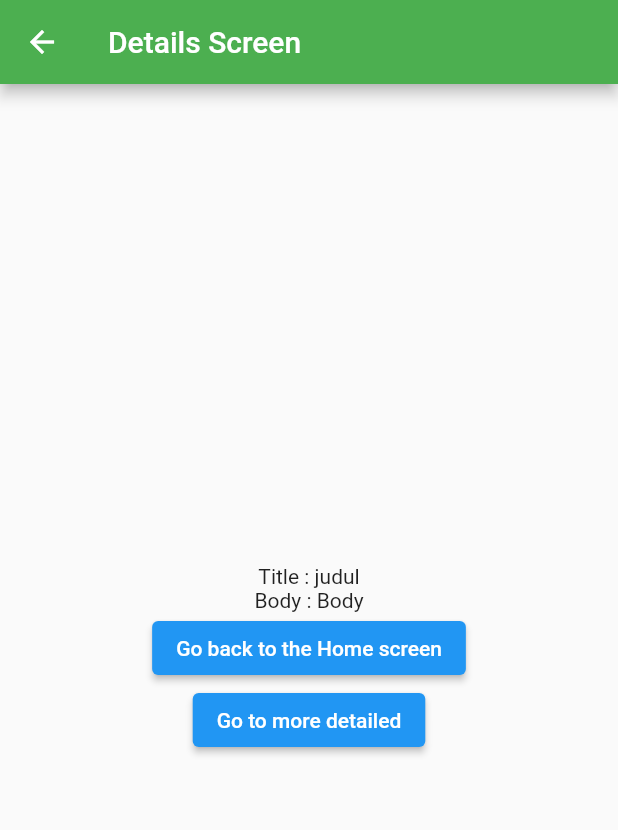
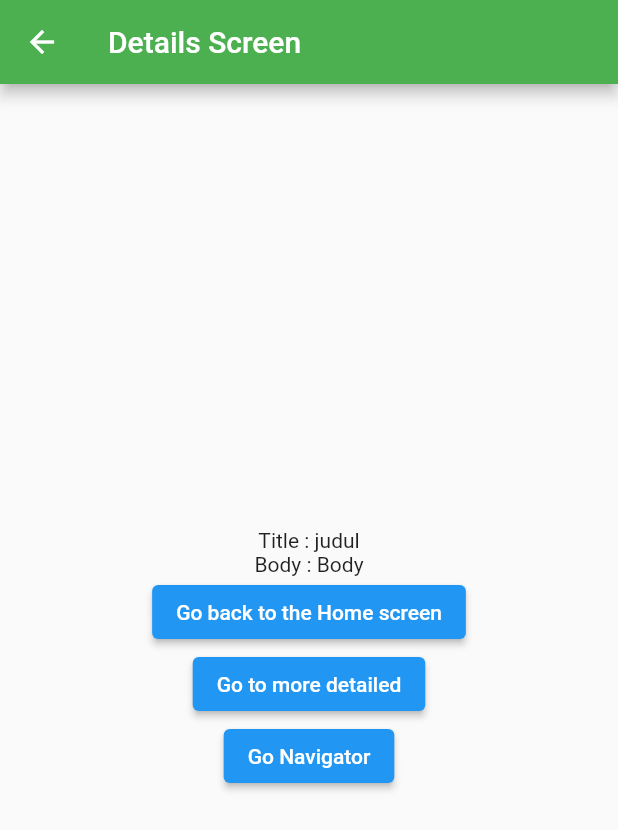
Before and after one commit to Raihanrizalf/go-router, a Flutter app: the screen it shows after launch, after a tap on "Go to the Details screen", on a phone screen of 412 x 824 dp. Shown: the top 830 px of the screen. Run offline on Flutter 3.47's test engine with Material 2 defaults, Android fonts, the phone set to English and light mode, and no system bars; our stand-ins replace go_router, uni_links.

Commit message:
gaspol semua masukin aja

```diff
--- a/lib/main.dart
+++ b/lib/main.dart
@@ -4,7 +4,11 @@
 
 import 'package:flutter/cupertino.dart';
 import 'package:flutter/material.dart';
+import 'package:flutter_go_router/product_provider.dart';
+import 'package:flutter_go_router/router.dart';
 import 'package:go_router/go_router.dart';
+import 'package:provider/provider.dart';
+import 'package:uni_links/uni_links.dart';
 
 /// This sample app shows an app with two screens.
 ///
@@ -14,7 +18,27 @@ import 'package:go_router/go_router.dart';
 /// The buttons use context.go() to navigate to each destination. On mobile
 /// devices, each destination is deep-linkable and on the web, can be navigated
 /// to using the address bar.
-void main() => runApp(const MyApp());
+void main() {
+  runApp(
+    MultiProvider(
+      providers: [
+        ChangeNotifierProvider(create: (_) => Product())
+      ],
+      child: const MyApp(),
+    )
+  );
+  initUiLinks();
+}
+
+void initUiLinks() {
+  uriLinkStream.listen((event)
+    {
+      print(event);
+
+    }
+  );
+}
+
 
 CustomTransitionPage buildPageWithDefaultTransition<T>({
   required BuildContext context,
@@ -29,50 +53,25 @@ CustomTransitionPage buildPageWithDefaultTransition<T>({
   );
 }
 
-/// The route configuration.
-final GoRouter _router = GoRouter(
-  errorBuilder: (context, state) => const NotFoundScreen(),
-  routes: <RouteBase>[
-    GoRoute(
-      path: '/',
-      builder: (BuildContext context, GoRouterState state) {
-        return const HomeScreen();
-      },
-      routes: <RouteBase>[
-        GoRoute(
-          path: 'details',
-          name: 'detil',
-          builder: (BuildContext context, GoRouterState state) {
-            Data text = state.extra as Data;
-            return DetailsScreen(
-              text: text,
-            );
-          },
-          routes: <RouteBase>[
-            GoRoute(
-              path: 'more-detailed',
-              name: 'more-detailed',
-              builder: (BuildContext context, GoRouterState state) {
-                return const MoreDetailedScreen();
-              }
-            )
-          ]
-        ),
-      ],
-    ),
-  ],
-  debugLogDiagnostics: true
-);
-
 /// The main app.
-class MyApp extends StatelessWidget {
+class MyApp extends StatefulWidget {
   /// Constructs a [MyApp]
   const MyApp({super.key});
 
   @override
+  State<MyApp> createState() => _MyAppState();
+}
+
+class _MyAppState extends State<MyApp> {
+  @override
+  void setState(VoidCallback fn) {
+    super.setState(fn);
+  }
+
+  @override
   Widget build(BuildContext context) {
     return MaterialApp.router(
-      routerConfig: _router,
+      routerConfig: router,
       theme: ThemeData(
         pageTransitionsTheme: const PageTransitionsTheme(
           builders: {
@@ -111,15 +110,33 @@ class HomeScreen extends StatelessWidget {
   Data test = Data(title: 'judul', body: 'Body');
     return Scaffold(
       appBar: AppBar(title: const Text('Home Screen')),
-      body: Center(
+      body: Column(
+        mainAxisAlignment: MainAxisAlignment.center,
+        children: [
+          Center(
             child: ElevatedButton(
               onPressed: () {
-            return context.go(Uri(path: 'details').toString(), extra: test);
+                return context.go(Uri(path: '/details').toString(), extra: test);
                 // return context.go(Uri(path: '/details', queryParameters: {'text': 'halaman details'}).toString());
                 // context.goNamed('detil', pathParameters: {'text': 'halaman details'});
               } ,
               child: const Text('Go to the Details screen'),
             ),
+          ),
+          Center(
+            child: ElevatedButton(
+              onPressed: () {
+                // return context.go(Uri(path: '/details').toString(), extra: test);
+                // return context.go(Uri(path: '/details', queryParameters: {'text': 'halaman details'}).toString());
+                // context.goNamed('detil', pathParameters: {'text': 'halaman details'});
+                Navigator.push(context, CupertinoPageRoute(builder: (context) {
+                    return DetailsScreen(isRoute: false);
+                  },));
+              } ,
+              child: const Text('Go to details using Navigator'),
+            ),
+          ),
+        ],
       ),
     );
   }
@@ -127,15 +144,21 @@ class HomeScreen extends StatelessWidget {
 
 /// The details screen
 class DetailsScreen extends StatelessWidget {
-  final Data text;
+  final bool isRoute;
+  final Data? text;
   /// Constructs a [DetailsScreen]
-  const DetailsScreen({super.key, required this.text});
+  const DetailsScreen({super.key, this.text, required this.isRoute});
 
   @override
   Widget build(BuildContext context) {
     return WillPopScope(
       onWillPop: ()  async {
-        context.go('/');
+        Navigator.pop(context);
+        // if (isRoute) {
+        //   context.go('/');
+        // } else {
+        //   Navigator.pop(context);
+        // }
         return false;
       },
       child: Scaffold(
@@ -143,12 +166,12 @@ class DetailsScreen extends StatelessWidget {
         body: Column(
           mainAxisAlignment: MainAxisAlignment.center,
           children: [
-            Text('Title : ${text.title}'),
-            Text('Body : ${text.body}'),
+            Text('Title : ${text?.title}'),
+            Text('Body : ${text?.body}'),
             Center(
               child: ElevatedButton(
                 onPressed: () {
-                  return context.go('details', extra: text);
+                  return context.go('/', extra: text);
                 } ,
                 child: const Text('Go back to the Home screen'),
               ),
@@ -156,9 +179,22 @@ class DetailsScreen extends StatelessWidget {
             Center(
               child: ElevatedButton(
                 onPressed: () {
-                  return context.goNamed('more-detailed', extra: text);
+                  // return context.goNamed('more-detailed', extra: text);
+                  return context.go('/details/more-detailed/null', extra: text);
                 } ,
                 child: const Text('Go to more detailed'),
+              ),
+            ),
+            Center(
+              child: ElevatedButton(
+                onPressed: () {
+                  // return context.goNamed('more-detailed', extra: text);
+                  // return context.go('/details/more-detailed/null', extra: text);
+                  Navigator.push(context, CupertinoPageRoute(builder: (context) {
+                    return MoreDetailedScreen(isRoute: false);
+                  },));
+                } ,
+                child: const Text('Go Navigator'),
               ),
             ),
           ],
@@ -168,20 +204,90 @@ class DetailsScreen extends StatelessWidget {
   }
 }
 
-class MoreDetailedScreen extends StatelessWidget {
-  const MoreDetailedScreen({super.key});
+class MoreDetailedScreen extends StatefulWidget {
+  final String? productCode;
+  final bool isRoute;
+
+  const MoreDetailedScreen({super.key, this.productCode, required this.isRoute});
+
+  @override
+  State<MoreDetailedScreen> createState() => _MoreDetailedScreenState();
+}
+
+class _MoreDetailedScreenState extends State<MoreDetailedScreen> {
+  String? productCode;
+
+  @override
+  void initState() {
+    // TODO: implement initState
+    super.initState();
+    productCode = widget.productCode;
+    if (productCode == null) {
+      getProductCode();
+    }
+    setState(() {});
+  }
+
+  getProductCode() {
+    var product = context.read<Product>();
+    productCode = product.productCode;
+    setState(() {});
+  }
 
   @override
   Widget build(BuildContext context) {
     return Scaffold(
-      appBar: AppBar(title: const Text('More Detailed Screen'), backgroundColor: Colors.yellow),
-      body: Center(
+      appBar: AppBar(title: const Text('More Detailed Screen'), backgroundColor: Colors.amber),
+      body: Column(
+        mainAxisAlignment: MainAxisAlignment.center,
+        children: [
+          Text('Product Code : $productCode'),
+          Center(
             child: ElevatedButton(
               onPressed: () {
-            return context.go('details');
+                if (widget.isRoute) return context.go('/details');
+                Navigator.pop(context);
               },
-          child: const Text('Go back to the Home screen'),
+              child: const Text('Go back'),
             )
+          ),
+          Center(
+            child: ElevatedButton(
+              onPressed: () {
+                Navigator.push(context, CupertinoPageRoute(builder: (context) {
+                  return MoreMorePage();
+                },));
+              },
+              child: const Text('More More'),
+            )
+          ),
+        ],
+      ),
+    );
+  }
+}
+
+class MoreMorePage extends StatelessWidget {
+  const MoreMorePage({super.key});
+
+  @override
+  Widget build(BuildContext context) {
+    return Scaffold(
+      appBar: AppBar(title: const Text('More Detailed Screen'), backgroundColor: Colors.red),
+      body: Column(
+        mainAxisAlignment: MainAxisAlignment.center,
+        children: [
+          Text('More More Page'),
+          Center(
+            child: ElevatedButton(
+              onPressed: () {
+                // if (widget.isRoute) return context.go('/details');
+                Navigator.pop(context);
+              },
+              child: const Text('Go back'),
+            )
+          ),
+        ],
       ),
     );
   }
--- /dev/null
+++ b/lib/router.dart
@@ -0,0 +1,50 @@
+import 'package:flutter/material.dart';
+import 'package:go_router/go_router.dart';
+
+import 'main.dart';
+
+/// The route configuration.
+final GoRouter router = GoRouter(
+  errorBuilder: (context, state) => const NotFoundScreen(),
+  routes: <RouteBase>[
+    GoRoute(
+      path: '/',
+      builder: (BuildContext context, GoRouterState state) {
+        return const HomeScreen();
+      },
+      routes: <RouteBase>[
+        GoRoute(
+          path: 'details',
+          name: 'detil',
+          builder: (BuildContext context, GoRouterState state) {
+            print(state.pathParameters);
+            if (state.extra != null) {
+              return DetailsScreen(
+                text: state.extra as Data,
+                isRoute: false,
+              );
+            }
+            return const DetailsScreen(
+              isRoute: false,
+            );
+          },
+          routes: <RouteBase>[
+            GoRoute(
+              path: 'more-detailed/:code',
+              name: 'more-detailed',
+              builder: (BuildContext context, GoRouterState state) {
+                String? productCode = state.pathParameters['code'];
+                print(productCode);
+                return MoreDetailedScreen(
+                  isRoute: true,
+                  productCode: productCode,
+                );
+              }
+            )
+          ]
+        ),
+      ],
+    ),
+  ],
+  debugLogDiagnostics: true
+);
--- a/pubspec.yaml
+++ b/pubspec.yaml
@@ -37,6 +37,8 @@ dependencies:
   cupertino_icons: ^1.0.2
   go_router: ^9.1.1
   change_app_package_name: ^1.1.0
+  uni_links: ^0.5.1
+  provider: ^6.0.5
 
 dev_dependencies:
   flutter_test:
```
Also changed, not shown: lib/product_provider.dart (added, +10 -0 lines), pubspec.lock, 1 other file. Lines whose indentation alone changed are shown as unchanged.
